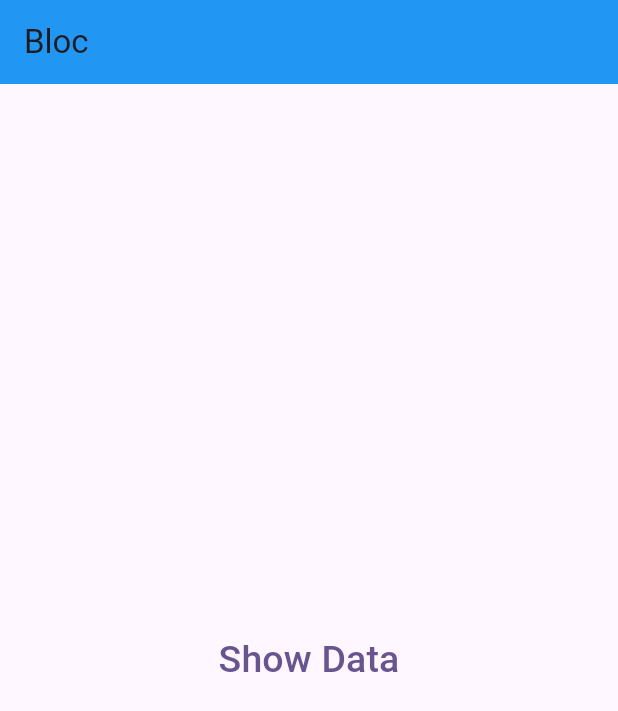
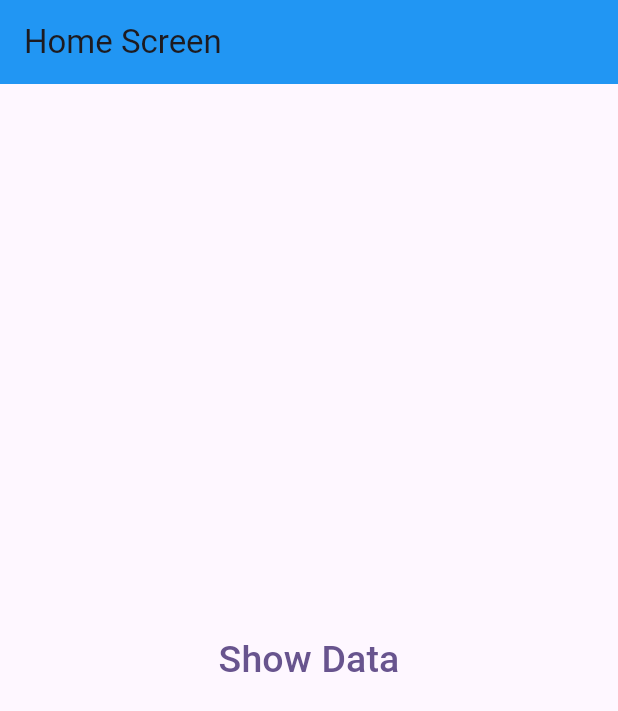
Before and after one commit to anurudha-singh/bloc_flutter, a Flutter app: the screen it shows after launch, on a phone screen of 412 x 824 dp. Shown: the top 711 px of the screen. Run offline on Flutter 3.47's test engine with Material 3 defaults, Android fonts, the light colour scheme and no system bars; our stand-ins replace bloc, equatable, flutter_bloc.

Commit message:
code refactored

```diff
--- a/lib/bloc/product_bloc.dart
+++ b/lib/bloc/product_bloc.dart
@@ -2,7 +2,6 @@ import 'package:bloc/bloc.dart';
 import 'package:bloc_flutter/model/product_model.dart';
 import 'package:bloc_flutter/repo/product_repo.dart';
 import 'package:equatable/equatable.dart';
-import 'package:http/http.dart' as http;
 part 'product_event.dart';
 part 'product_state.dart';
 
@@ -12,7 +11,7 @@ class ProductBloc extends Bloc<ProductEvent, ProductState> {
     on<ProductLoadedEvent>((event, emit) async {
       try {
         emit(ProductLoadingState());
-        print('line 14 ${state}');
+
         var data = await productRepo.getProducts();
 
         emit(ProductLoadedState(data));
--- a/lib/bloc/product_state.dart
+++ b/lib/bloc/product_state.dart
@@ -9,14 +9,14 @@ sealed class ProductState extends Equatable {
 
 final class ProductblocInitial extends ProductState {}
 
+final class ProductLoadingState extends ProductState {}
+
 final class ProductLoadedState extends ProductState {
   final List<ProductModel> productModel;
   const ProductLoadedState(this.productModel);
   @override
   List<Object> get props => [productModel];
 }
-
-final class ProductLoadingState extends ProductState {}
 
 final class ProductErrorState extends ProductState {
   final String errorMessage;
--- a/lib/screen/home_screen.dart
+++ b/lib/screen/home_screen.dart
@@ -11,7 +11,7 @@ class HomeScreen extends StatelessWidget {
     return Scaffold(
         appBar: AppBar(
           backgroundColor: Colors.blue,
-          title: Text('Bloc'),
+          title: Text('Home Screen'),
         ),
         body: Center(
           child: TextButton(
--- a/lib/screen/product_screen.dart
+++ b/lib/screen/product_screen.dart
@@ -26,12 +26,10 @@ class _ProductScreenState extends State<ProductScreen> {
     return Scaffold(
         appBar: AppBar(
           backgroundColor: Colors.blue,
-          title: Text('Product Screen'),
+          title: const Text('Product Screen'),
         ),
         body: BlocBuilder<ProductBloc, ProductState>(
           builder: (context, state) {
-            print(
-                'current state is ${state}'); //current state is ProductblocInitial()
             if (state is ProductLoadingState) {
               return const Center(
                 child: CircularProgressIndicator.adaptive(),
```
